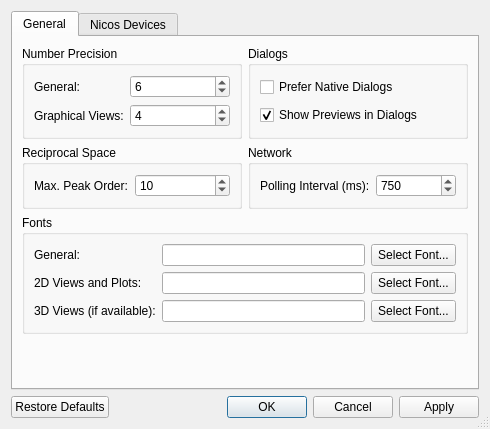
Old version of the form ui/settings.ui in the repository tweber-ill/frm_mirror-takin1.
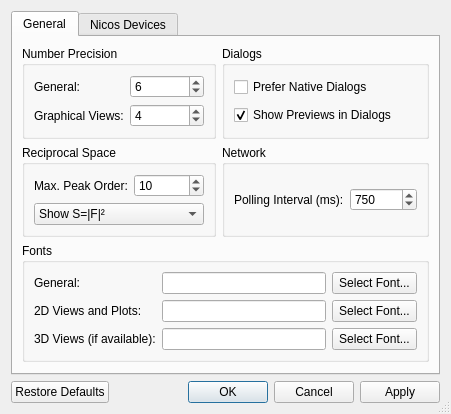
New version of the form.

The edit to the form file:
```diff
--- a/ui/settings.ui
+++ b/ui/settings.ui
@@ -6,8 +6,8 @@
    <rect>
     <x>0</x>
     <y>0</y>
-    <width>490</width>
-    <height>429</height>
+    <width>451</width>
+    <height>407</height>
    </rect>
   </property>
   <property name="windowTitle">
@@ -43,13 +43,6 @@
           <string>Reciprocal Space</string>
          </property>
          <layout class="QGridLayout" name="gridLayout_7">
-          <item row="0" column="0">
-           <widget class="QLabel" name="label_16">
-            <property name="text">
-             <string>Max. Peak Order:</string>
-            </property>
-           </widget>
-          </item>
           <item row="0" column="1">
            <widget class="QSpinBox" name="spinBragg">
             <property name="minimum">
@@ -60,6 +53,45 @@
             </property>
            </widget>
           </item>
+          <item row="0" column="0">
+           <widget class="QLabel" name="label_16">
+            <property name="sizePolicy">
+             <sizepolicy hsizetype="Fixed" vsizetype="Preferred">
+              <horstretch>0</horstretch>
+              <verstretch>0</verstretch>
+             </sizepolicy>
+            </property>
+            <property name="text">
+             <string>Max. Peak Order:</string>
+            </property>
+           </widget>
+          </item>
+          <item row="1" column="0" colspan="2">
+           <widget class="QComboBox" name="comboSFact">
+            <property name="sizePolicy">
+             <sizepolicy hsizetype="Minimum" vsizetype="Fixed">
+              <horstretch>0</horstretch>
+              <verstretch>0</verstretch>
+             </sizepolicy>
+            </property>
+            <property name="toolTip">
+             <string>Structure Factor</string>
+            </property>
+            <property name="currentIndex">
+             <number>1</number>
+            </property>
+            <item>
+             <property name="text">
+              <string>Show |F|</string>
+             </property>
+            </item>
+            <item>
+             <property name="text">
+              <string>Show S=|F|²</string>
+             </property>
+            </item>
+           </widget>
+          </item>
          </layout>
         </widget>
        </item>
```
Left out of the diff: 3 changed lines with no effect on the pictures.
